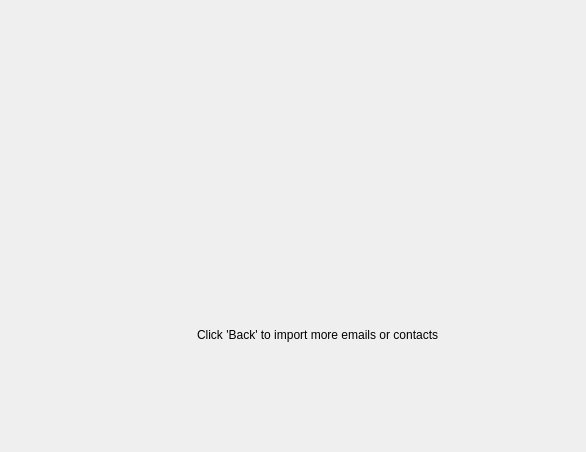
Before: the Qt Designer form kmailcvt/kimportpagedlg.ui in KDE/kdepim, drawn with Qt 5.
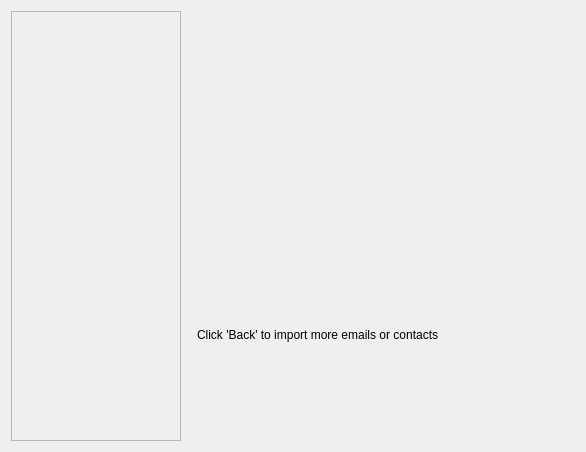
After: the same form once the commit is applied. Custom widgets are drawn as their Qt base class.

Commit message:
Use QFrame::StyledPanel instead of QFrame::Panel
This ensure we get QStyle-compliant frames.

What changed in the file:
```diff
--- a/kmailcvt/kimportpagedlg.ui
+++ b/kmailcvt/kimportpagedlg.ui
@@ -26,7 +26,7 @@
       </size>
      </property>
      <property name="frameShape">
-      <enum>QFrame::Panel</enum>
+      <enum>QFrame::StyledPanel</enum>
      </property>
      <property name="frameShadow">
       <enum>QFrame::Plain</enum>
```
The commit also changes 7 other files.
